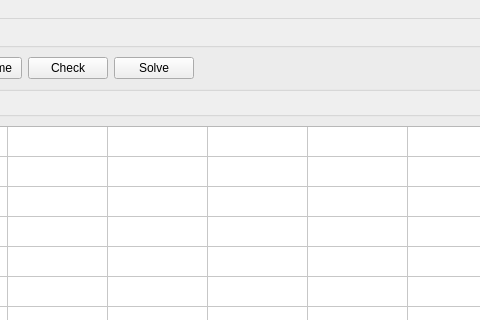
The window that Sudoku/mainwindow.ui (Anish-Pun/Cpp-Sudoku-OOP) describes before a commit, drawn with Qt 5; both pictures show x 214 to 694 and y 0 to 320 of the 800 by 600 pixel window.
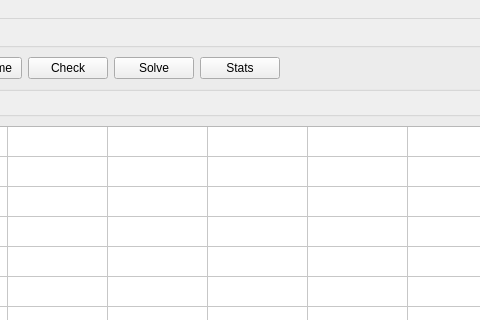
The same window after the commit.

Commit message: Add separate PlayerStats UI

```diff
--- a/Sudoku/mainwindow.ui
+++ b/Sudoku/mainwindow.ui
@@ -68,6 +68,13 @@
          </property>
         </widget>
        </item>
+             <item>
+                <widget class="QPushButton" name="btnStats">
+                 <property name="text">
+                    <string>Stats</string>
+                 </property>
+                </widget>
+             </item>
        <item>
         <spacer name="horizontalSpacer">
          <property name="orientation">
```
The commit also changes 6 other files.
